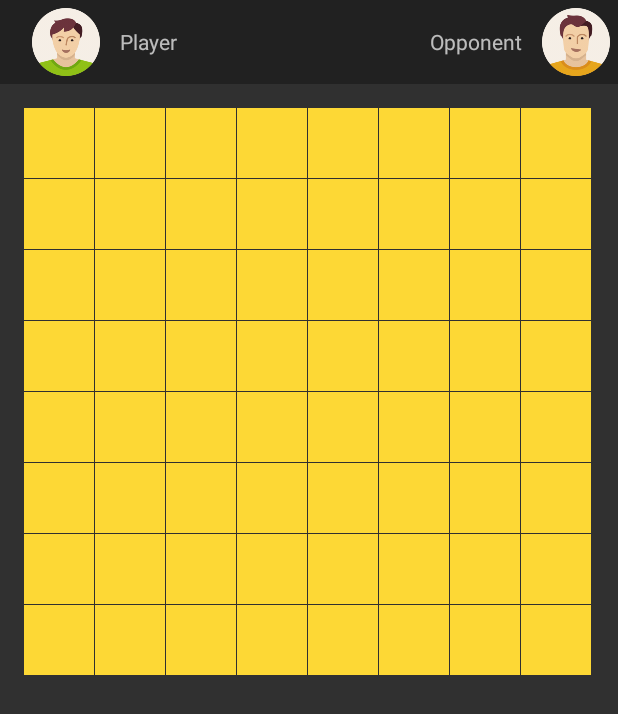
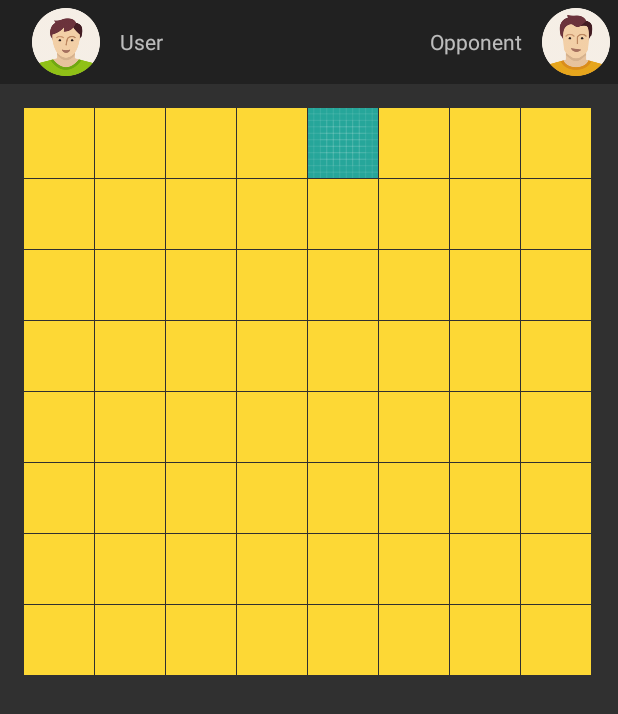
Before and after one commit to danielpinto8zz6/NavalBattle, an Android app: the GameActivity screen opened directly, with no data from a screen before it, on a phone screen of 412 x 824 dp. Shown: the top 714 px of the screen. Run offline under Robolectric (Android 15) with nearby library versions, the phone set to English and light mode, and no system bars.

Commit message:
Board: finish design & needed draw methods

```diff
--- a/app/src/main/java/io/github/danielpinto8zz6/navalbattle/GameActivity.java
+++ b/app/src/main/java/io/github/danielpinto8zz6/navalbattle/GameActivity.java
@@ -4,6 +4,7 @@ import android.content.SharedPreferences;
 import android.graphics.Bitmap;
 import android.graphics.drawable.BitmapDrawable;
 import android.graphics.drawable.Drawable;
+import android.media.Image;
 import android.os.Build;
 import android.os.Bundle;
 import android.preference.PreferenceManager;
@@ -14,6 +15,7 @@ import android.view.View;
 import android.widget.AdapterView;
 import android.widget.GridView;
 import android.widget.ImageView;
+import android.widget.TextView;
 import android.widget.Toast;
 
 import java.io.Serializable;
@@ -29,19 +31,31 @@ public class GameActivity extends AppCompatActivity implements Serializable {
 
         getSupportActionBar().setDisplayShowTitleEnabled(false);
 
+
+        // Set player & opponent avatar/username
+
         ImageView imageViewPlayer = (ImageView) findViewById(R.id.player_avatar);
         ImageView imageViewOpponent = (ImageView) findViewById(R.id.opponent_avatar);
 
         SharedPreferences prefs = PreferenceManager.getDefaultSharedPreferences(this);
 
-        String base64 = prefs.getString("avatar", "");
+        String playerAvatarBase64 = prefs.getString("avatar", "");
+        // String opponentAvatarBase64 = getOpponentAvatarBase64();
 
-        if (base64.length() > 0) {
-            Bitmap bitmap = Utils.decodeBase64(base64);
+        String playerUsername = prefs.getString("key_username", "");
+
+        if (playerAvatarBase64.length() > 0) {
+            Bitmap bitmap = Utils.decodeBase64(playerAvatarBase64);
 
             Drawable drawableAvatar = new BitmapDrawable(getResources(), bitmap);
 
             imageViewPlayer.setImageDrawable(drawableAvatar);
+        }
+
+        if (playerUsername.length() > 0) {
+            TextView playerName = (TextView) findViewById(R.id.player_name);
+
+            playerName.setText(playerUsername);
         }
 
         final GridView gridview = (GridView) findViewById(R.id.game_board);
@@ -60,6 +74,9 @@ public class GameActivity extends AppCompatActivity implements Serializable {
             }
         });
 
+        ImageAdapter adapter = (ImageAdapter) gridview.getAdapter();
+        adapter.changeResource(4, R.drawable.ic_launcher_background);
+
         int bordersSize = Utils.convertDpToPixel(32);
         int actionbarSize = Utils.convertDpToPixel(56);
 
@@ -70,7 +87,5 @@ public class GameActivity extends AppCompatActivity implements Serializable {
             gridview.setColumnWidth(width / 8);
         else
             gridview.setColumnWidth((height - actionbarSize) / 8);
-
-
     }
 }
--- a/app/src/main/java/io/github/danielpinto8zz6/navalbattle/ImageAdapter.java
+++ b/app/src/main/java/io/github/danielpinto8zz6/navalbattle/ImageAdapter.java
@@ -1,5 +1,6 @@
 package io.github.danielpinto8zz6.navalbattle;
 
+import android.content.ClipData;
 import android.content.Context;
 import android.util.DisplayMetrics;
 import android.view.View;
@@ -13,7 +14,24 @@ import static android.content.Context.WINDOW_SERVICE;
 
 public class ImageAdapter extends BaseAdapter {
     private Context context;
-    private ImageView imageView;
+    public Integer[] mThumbIds = {
+            R.color.white, R.color.white, R.color.white, R.color.white,
+            R.color.white, R.color.white, R.color.white, R.color.white,
+            R.color.white, R.color.white, R.color.white, R.color.white,
+            R.color.white, R.color.white, R.color.white, R.color.white,
+            R.color.white, R.color.white, R.color.white, R.color.white,
+            R.color.white, R.color.white, R.color.white, R.color.white,
+            R.color.white, R.color.white, R.color.white, R.color.white,
+            R.color.white, R.color.white, R.color.white, R.color.white,
+            R.color.white, R.color.white, R.color.white, R.color.white,
+            R.color.white, R.color.white, R.color.white, R.color.white,
+            R.color.white, R.color.white, R.color.white, R.color.white,
+            R.color.white, R.color.white, R.color.white, R.color.white,
+            R.color.white, R.color.white, R.color.white, R.color.white,
+            R.color.white, R.color.white, R.color.white, R.color.white,
+            R.color.white, R.color.white, R.color.white, R.color.white,
+            R.color.white, R.color.white, R.color.white, R.color.white
+    };
 
     public ImageAdapter(Context c) {
         context = c;
@@ -21,21 +39,24 @@ public class ImageAdapter extends BaseAdapter {
 
     //---returns the number of images---
     public int getCount() {
-        return Constants.boardSize;
+        return mThumbIds.length;
     }
 
     //---returns the ID of an item---
     public Object getItem(int position) {
-        return position;
+        return mThumbIds[position];
     }
 
     public long getItemId(int position) {
         return position;
     }
 
-    //---returns an ImageView view---
+    @Override
     public View getView(int position, View convertView, ViewGroup parent) {
+        ImageView imageView;
+
         if (convertView == null) {
+
             WindowManager wm = (WindowManager) context.getSystemService(WINDOW_SERVICE);
             final DisplayMetrics displayMetrics = new DisplayMetrics();
             wm.getDefaultDisplay().getMetrics(displayMetrics);
@@ -60,7 +81,18 @@ public class ImageAdapter extends BaseAdapter {
             imageView = (ImageView) convertView;
         }
 
-        imageView.setImageResource(R.color.white);
+        imageView.setImageResource(mThumbIds[position]);
+        imageView.setTag(position);
+
         return imageView;
     }
+
+    public void changeResource(int position, int resource) {
+        if (position < 0 || position > mThumbIds.length) {
+            return;
+        }
+        mThumbIds[position] = resource;
+        notifyDataSetChanged(); // refresh the gridview
+    }
+
 }
--- a/app/src/main/java/io/github/danielpinto8zz6/navalbattle/SettingsActivity.java
+++ b/app/src/main/java/io/github/danielpinto8zz6/navalbattle/SettingsActivity.java
@@ -163,8 +163,7 @@ public class SettingsActivity extends AppCompatPreferenceActivity implements Ser
                                     MY_PERMISSIONS_REQUEST_WRITE_EXTERNAL_STORAGE);
                         }
                     } else {
-                        Intent intent = new Intent(Intent.ACTION_PICK);
-                        intent.setType("image/*");
+                        Intent intent = new Intent(Intent.ACTION_PICK, MediaStore.Images.Media.EXTERNAL_CONTENT_URI);
                         startActivityForResult(intent, 10);
                         return true;
                     }
--- a/app/src/main/res/layout/content_game.xml
+++ b/app/src/main/res/layout/content_game.xml
@@ -21,7 +21,6 @@
             android:id="@+id/game_board"
             android:layout_width="match_parent"
             android:layout_height="match_parent"
-            android:gravity="center"
             android:numColumns="8"
             android:stretchMode="none" />
     </RelativeLayout>
--- a/app/src/main/res/values/strings.xml
+++ b/app/src/main/res/values/strings.xml
@@ -28,4 +28,9 @@
     <string name="title_activity_board">BoardActivity</string>
     <string name="dummy_button">Dummy Button</string>
     <string name="dummy_content">DUMMY\nCONTENT</string>
+
+    <string name="against_computer">Against Computer</string>
+    <string name="against_friend_network">Against a friend (Network)</string>
+    <string name="choose_mode">Choose a mode</string>
+    <string name="cancel">Cancel</string>
 </resources>
```
Also changed, not shown: app/src/main/java/io/github/danielpinto8zz6/navalbattle/MainActivity.java (+19 -3 lines), app/src/main/res/values/arrys.xml (added, +7 -0 lines), 3 other files.
